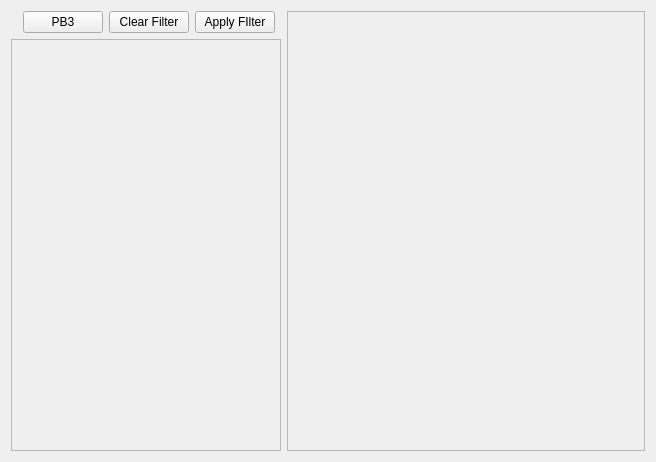
Before: the Qt Designer form test.ui in johnowhitaker/eid, drawn with Qt 5.
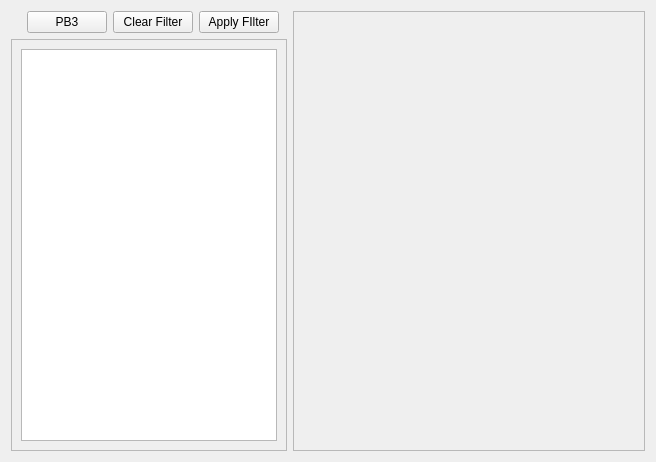
After: the same form once the commit is applied.

Commit message: Improved the info dialog, with a zoomable picture of the elephant

The edit to the form file:
```diff
--- a/test.ui
+++ b/test.ui
@@ -73,7 +73,11 @@
           <height>407</height>
          </rect>
         </property>
-        <layout class="QGridLayout" name="gridLayout_4"/>
+        <layout class="QGridLayout" name="gridLayout_4">
+         <item row="0" column="0">
+          <widget class="QTreeView" name="treeView"/>
+         </item>
+        </layout>
        </widget>
       </widget>
      </item>
```
The commit also changes 6 other files.
